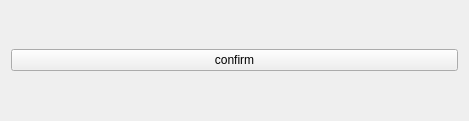
Above: gui/main.ui from QidiLiu/mask-converter before the change. Below: the same form after it.
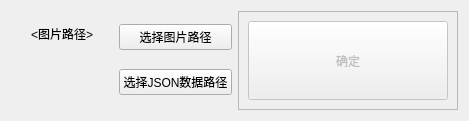
That is the form after the change.

Commit message: finished design of GUI

Patch:
```diff
--- a/gui/main.ui
+++ b/gui/main.ui
@@ -13,12 +13,88 @@
   <property name="windowTitle">
    <string>Form</string>
   </property>
-  <layout class="QVBoxLayout" name="verticalLayout">
+  <layout class="QHBoxLayout" name="horizontalLayout_2">
    <item>
-    <widget class="QPushButton" name="confirm_button">
-     <property name="text">
-      <string>confirm</string>
+    <layout class="QHBoxLayout" name="horizontalLayout">
+     <item>
+      <layout class="QVBoxLayout" name="verticalLayout">
+       <item>
+        <widget class="QLabel" name="images_label">
+         <property name="text">
+          <string>&lt;图片路径&gt;</string>
+         </property>
+         <property name="alignment">
+          <set>Qt::AlignCenter</set>
+         </property>
+        </widget>
+       </item>
+       <item>
+        <widget class="QLabel" name="json_label">
+         <property name="text">
+          <string>&lt;JSON 数据路径&gt;</string>
+         </property>
+         <property name="alignment">
+          <set>Qt::AlignCenter</set>
+         </property>
+        </widget>
+       </item>
+      </layout>
+     </item>
+     <item>
+      <layout class="QVBoxLayout" name="verticalLayout_2">
+       <item>
+        <widget class="QPushButton" name="images_button">
+         <property name="text">
+          <string>选择图片路径</string>
+         </property>
+        </widget>
+       </item>
+       <item>
+        <widget class="QPushButton" name="json_button">
+         <property name="text">
+          <string>选择JSON数据路径</string>
+         </property>
+        </widget>
+       </item>
+      </layout>
+     </item>
+    </layout>
+   </item>
+   <item>
+    <widget class="QFrame" name="frame">
+     <property name="frameShape">
+      <enum>QFrame::StyledPanel</enum>
      </property>
+     <property name="frameShadow">
+      <enum>QFrame::Raised</enum>
+     </property>
+     <layout class="QHBoxLayout" name="horizontalLayout_3">
+      <item>
+       <widget class="QPushButton" name="confirm_button">
+        <property name="enabled">
+         <bool>false</bool>
+        </property>
+        <property name="sizePolicy">
+         <sizepolicy hsizetype="Preferred" vsizetype="Preferred">
+          <horstretch>0</horstretch>
+          <verstretch>0</verstretch>
+         </sizepolicy>
+        </property>
+        <property name="locale">
+         <locale language="Chinese" country="China"/>
+        </property>
+        <property name="text">
+         <string>确定</string>
+        </property>
+        <property name="iconSize">
+         <size>
+          <width>16</width>
+          <height>16</height>
+         </size>
+        </property>
+       </widget>
+      </item>
+     </layout>
     </widget>
    </item>
   </layout>
```
Left out of the diff: 6 changed lines with no effect on the pictures. The commit also changes 1 other file.
